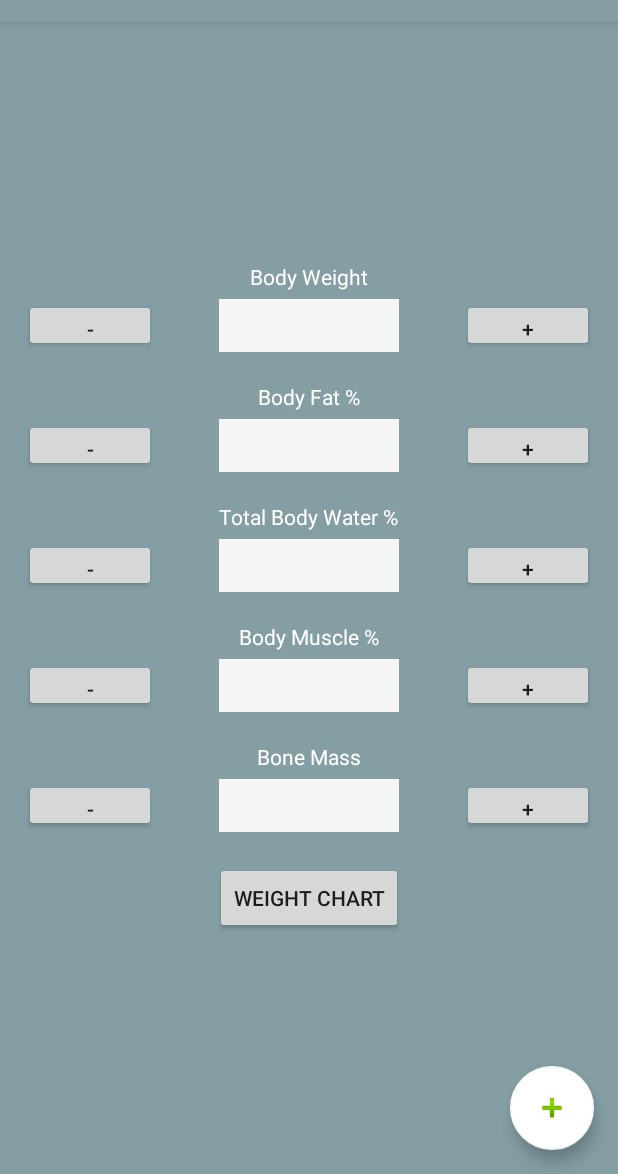
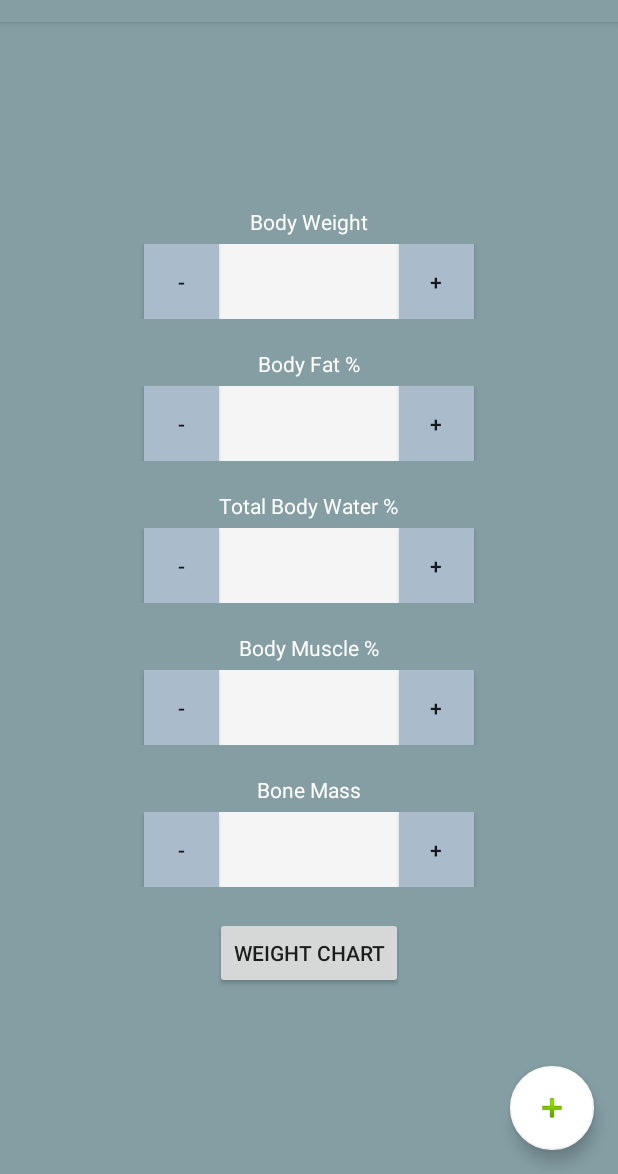
Before and after one commit to rhartvik/CompoTracker, an Android app: the screen it shows after launch (MainActivity), on a phone screen of 412 x 824 dp, the part 62-1236 px from its top. Run offline under Robolectric (Android 15) with nearby library versions, the phone set to English and light mode, and no system bars.

Commit message:
Center-aligned the number pickers.

```diff
--- a/app/src/main/java/ca/cinderblok/compotracker/Activities/MainActivity.java
+++ b/app/src/main/java/ca/cinderblok/compotracker/Activities/MainActivity.java
@@ -217,8 +217,8 @@ public class MainActivity extends AppCompatActivity {
     }
 
     public void incrementPicker(View view) {
-        FrameLayout frame = (FrameLayout) view.getParent();
-        EditText pickerText = (EditText) frame.findViewById(R.id.number_picker_field);
+        View v = (View) view.getParent();
+        EditText pickerText = (EditText) v.findViewById(R.id.number_picker_field);
         Float currentValue = 0F;
         try {
             currentValue = Float.parseFloat(pickerText.getText().toString());
@@ -232,8 +232,8 @@ public class MainActivity extends AppCompatActivity {
     }
 
     public void decrementPicker(View view) {
-        FrameLayout frame = (FrameLayout) view.getParent();
-        EditText pickerText = (EditText) frame.findViewById(R.id.number_picker_field);
+        View v = (View) view.getParent();
+        EditText pickerText = (EditText) v.findViewById(R.id.number_picker_field);
         Float currentValue = 0F;
         try {
             currentValue = Float.parseFloat(pickerText.getText().toString());
--- a/app/src/main/res/layout/number_picker.xml
+++ b/app/src/main/res/layout/number_picker.xml
@@ -1,8 +1,18 @@
 <?xml version="1.0" encoding="utf-8"?>
 
-<FrameLayout xmlns:android="http://schemas.android.com/apk/res/android"
+<LinearLayout xmlns:android="http://schemas.android.com/apk/res/android"
     android:layout_width="match_parent"
-    android:layout_height="wrap_content">
+    android:layout_height="wrap_content"
+    android:gravity="center_horizontal">
+
+    <Button
+        android:layout_width="@dimen/number_picker_width"
+        android:layout_height="@dimen/number_picker_height"
+        android:id="@+id/minus"
+        android:text="@string/minus_symbol"
+        android:onClick="decrementPicker"
+        android:gravity="center_horizontal|center_vertical"
+        android:background="@color/buttoncolour"/>
 
     <EditText
         android:layout_width="120dp"
@@ -11,22 +21,16 @@
         android:ems="10"
         android:id="@+id/number_picker_field"
         android:background="@color/material_grey_100"
-        android:layout_gravity="center_horizontal"/>
+        android:layout_gravity="center_horizontal"
+        android:gravity="center_horizontal|center_vertical"/>
 
     <Button
-        android:layout_width="wrap_content"
+        android:layout_width="@dimen/number_picker_width"
         android:layout_height="@dimen/number_picker_height"
         android:id="@+id/plus"
         android:text="@string/plus_symbol"
-        android:layout_gravity="right"
-        android:onClick="incrementPicker"/>
+        android:onClick="incrementPicker"
+        android:gravity="center_horizontal|center_vertical"
+        android:background="@color/buttoncolour"/>
 
-    <Button
-        android:layout_width="wrap_content"
-        android:layout_height="@dimen/number_picker_height"
-        android:id="@+id/minus"
-        android:text="@string/minus_symbol"
-        android:layout_gravity="left"
-        android:onClick="decrementPicker"/>
-
-</FrameLayout>
+</LinearLayout>
--- a/app/src/main/res/values/colors.xml
+++ b/app/src/main/res/values/colors.xml
@@ -9,4 +9,5 @@
     <color name="colorMuscle">#cc3399</color>
     <color name="colorBone">#e6e6ff</color>
     <color name="white">#FFFFFF</color>
+    <color name="buttoncolour">#aabbcc</color>
 </resources>
--- a/app/src/main/res/values/dimens.xml
+++ b/app/src/main/res/values/dimens.xml
@@ -5,6 +5,7 @@
     <dimen name="fab_margin">16dp</dimen>
     <dimen name="under_input_title_margin">5dp</dimen>
     <dimen name="under_input_field_margin">20dp</dimen>
-    <dimen name="number_picker_height">35dp</dimen>
+    <dimen name="number_picker_height">50dp</dimen>
+    <dimen name="number_picker_width">50dp</dimen>
 
 </resources>
```
